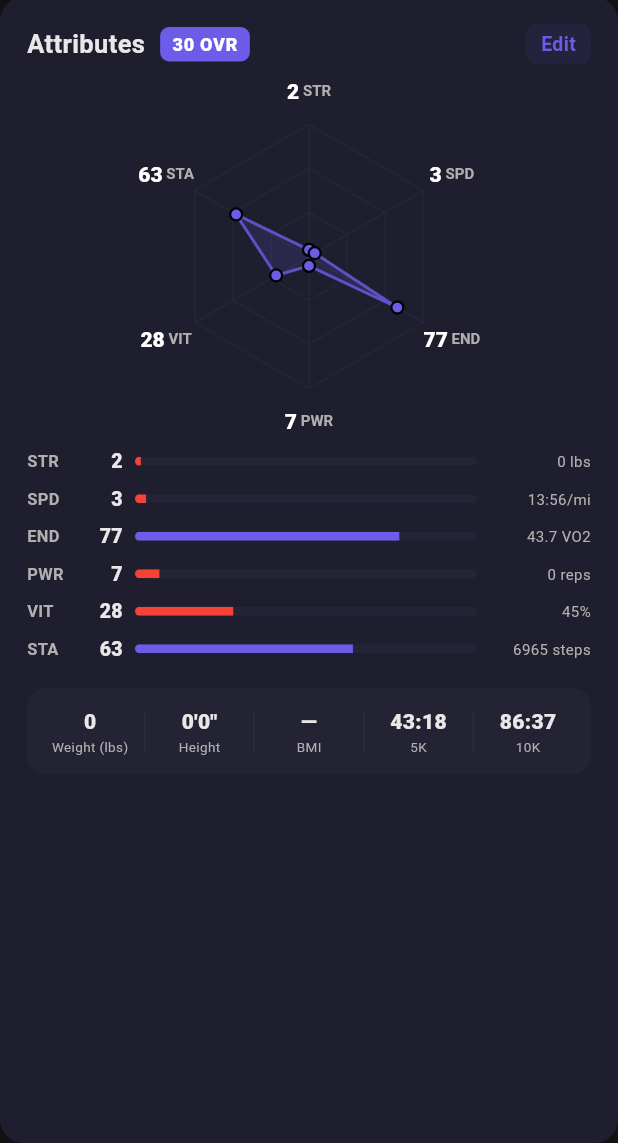
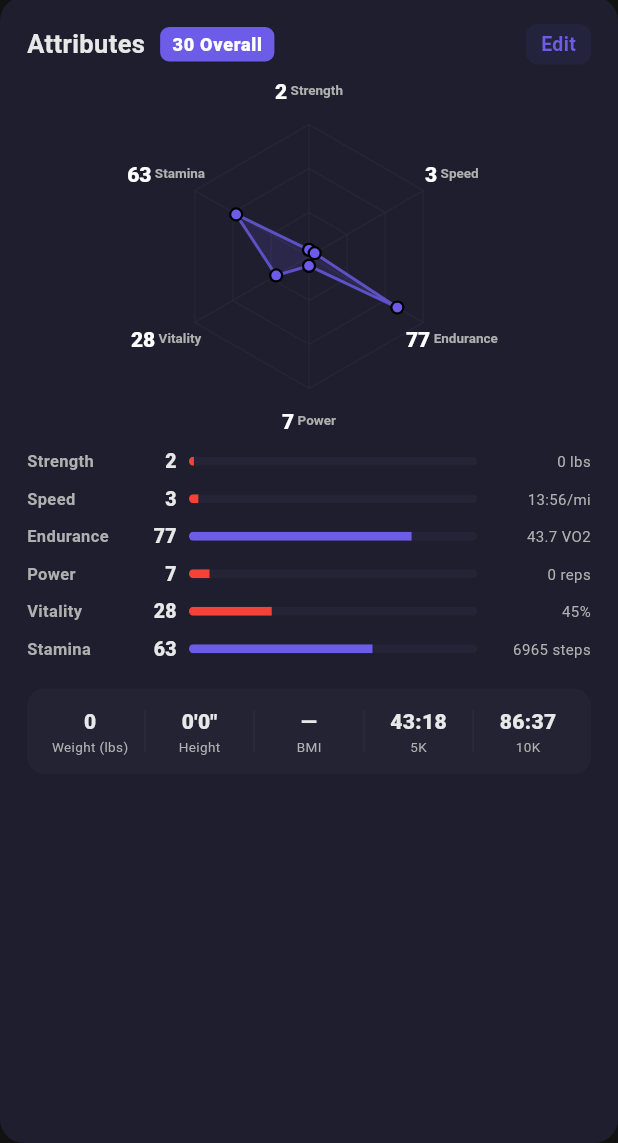
Before and after one commit to bbakenhus7/rivl, a Flutter app: the _PersonalAttributes widget shown alone on an empty page, opened directly with empty values, on a phone screen of 412 x 824 dp, the part 93-1236 px from its top. Run offline on Flutter 3.47's test engine with Material 3 defaults, Android fonts, the phone set to English and light mode, and no system bars; our stand-ins replace cached_network_image, cloud_firestore, cloud_functions, connectivity_plus, firebase_auth, firebase_core and 8 more; missing offline and left inert: flutter_stripe, health; accounts and stored records are empty; statements that could not run were skipped.

Commit message:
Change attribute labels from abbreviations to full words
STR→Strength, SPD→Speed, END→Endurance, PWR→Power, VIT→Vitality,
STA→Stamina, OVR→Overall. Widened bar chart label column and slightly
reduced radar chart label font to accommodate longer text.

Co-Authored-By: Claude Opus 4.6 <noreply@anthropic.com>

```diff
--- a/lib/screens/profile/profile_screen.dart
+++ b/lib/screens/profile/profile_screen.dart
@@ -620,12 +620,12 @@ class _PersonalAttributes extends StatelessWidget {
     final stamina = _percentile(health.todaySteps.toDouble(), 6000, 3000);
 
     final stats = [
-      _RadarStat('STR', strength, '${(benchVal + squatVal).toInt()} lbs'),
-      _RadarStat('SPD', speed, avgPaceMinPerMile != null ? _formatPace(avgPaceMinPerMile) : '—'),
-      _RadarStat('END', endurance, '${health.vo2Max.toStringAsFixed(1)} VO2'),
-      _RadarStat('PWR', power, '${user.pullUpsPR ?? 0} reps'),
-      _RadarStat('VIT', vitality, '${health.recoveryScore}%'),
-      _RadarStat('STA', stamina, '${health.todaySteps} steps'),
+      _RadarStat('Strength', strength, '${(benchVal + squatVal).toInt()} lbs'),
+      _RadarStat('Speed', speed, avgPaceMinPerMile != null ? _formatPace(avgPaceMinPerMile) : '—'),
+      _RadarStat('Endurance', endurance, '${health.vo2Max.toStringAsFixed(1)} VO2'),
+      _RadarStat('Power', power, '${user.pullUpsPR ?? 0} reps'),
+      _RadarStat('Vitality', vitality, '${health.recoveryScore}%'),
+      _RadarStat('Stamina', stamina, '${health.todaySteps} steps'),
     ];
 
     final overallRating = (stats.fold(0.0, (sum, s) => sum + s.value) / stats.length).round();
@@ -656,7 +656,7 @@ class _PersonalAttributes extends StatelessWidget {
                       borderRadius: BorderRadius.circular(6),
                     ),
                     child: Text(
-                      '$overallRating OVR',
+                      '$overallRating Overall',
                       style: const TextStyle(
                         fontSize: 12,
                         fontWeight: FontWeight.w800,
@@ -915,7 +915,7 @@ class _RadarChartPainter extends CustomPainter {
       // Label text
       final labelSpan = TextSpan(
         text: ' ${stats[i].label}',
-        style: TextStyle(fontSize: 10, fontWeight: FontWeight.w600, color: textColor),
+        style: TextStyle(fontSize: 9, fontWeight: FontWeight.w600, color: textColor),
       );
       final labelPainter = TextPainter(text: labelSpan, textDirection: TextDirection.ltr)..layout();
 
@@ -945,7 +945,7 @@ class _StatBar extends StatelessWidget {
       child: Row(
         children: [
           SizedBox(
-            width: 32,
+            width: 68,
             child: Text(
               stat.label,
               style: TextStyle(fontSize: 11, fontWeight: FontWeight.w700, color: context.textSecondary),
```
